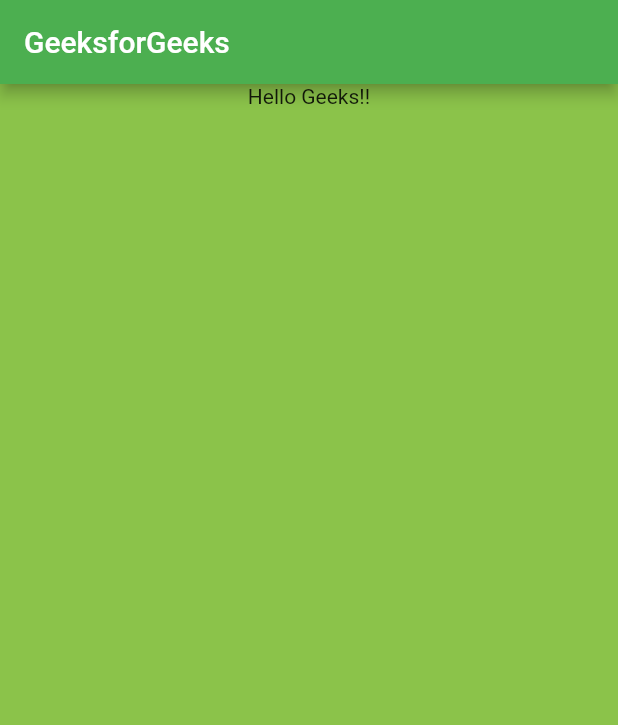
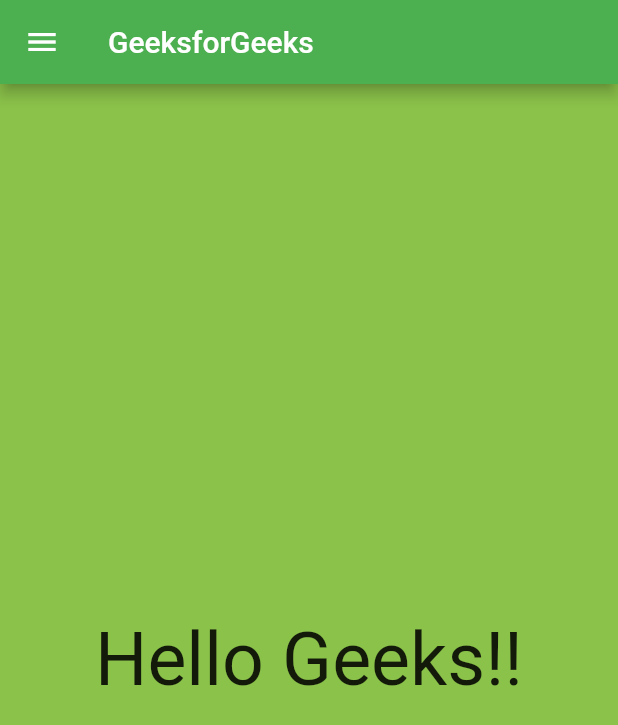
Before and after one commit to chrisokoriedev/firstclass, a Flutter app: the screen it shows after launch, on a phone screen of 412 x 824 dp. Shown: the top 725 px of the screen. Run offline on Flutter 3.47's test engine with Material 2 defaults, Android fonts, the phone set to English and light mode, and no system bars.

```diff
--- a/lib/main.dart
+++ b/lib/main.dart
@@ -15,15 +15,21 @@ class _MyAppState extends State<MyApp> {
   Widget build(BuildContext context) {
     return MaterialApp(
       home: Scaffold(
+        drawer: Drawer(
+            backgroundColor: Colors.green[200], child: ListView(children: [])),
         backgroundColor: Colors.lightGreen,
         appBar: AppBar(
           backgroundColor: Colors.green,
           title: const Text("GeeksforGeeks"),
         ), // AppBar
         body: Column(
+          mainAxisAlignment: MainAxisAlignment.center,
           children: [
             const Center(
-              child: Text("Hello Geeks!!"),
+              child: Text(
+                "Hello Geeks!!",
+                style: TextStyle(fontSize: 49),
+              ),
             ),
           ],
         ), // Container
```
